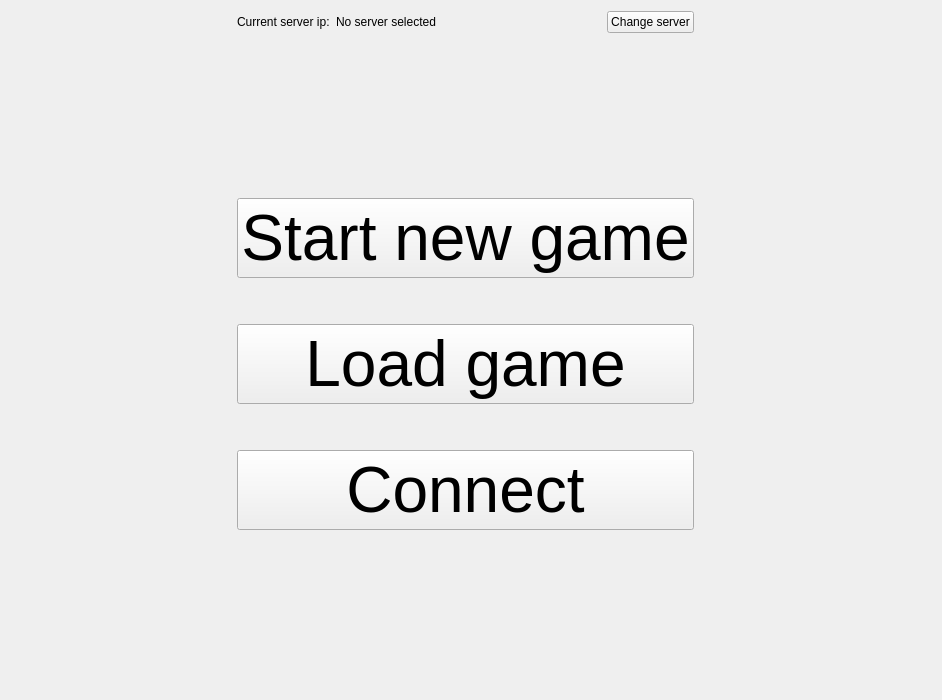
Before: the Qt Designer form gui/mainwindow.ui in metthal/ICP-Projekt, drawn with Qt 5.
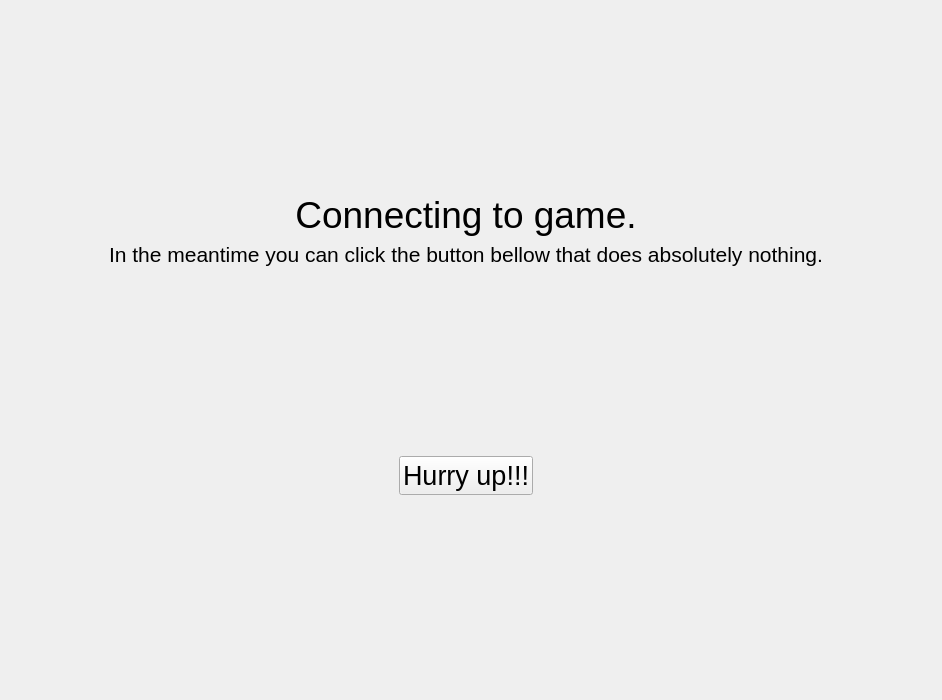
After: the same form once the commit is applied. The open tabs and pages were chosen to show the change. Custom widgets are drawn as their Qt base class.

Commit message: GUI support for joining game.

The edit to the form file:
```diff
--- a/gui/mainwindow.ui
+++ b/gui/mainwindow.ui
@@ -14,7 +14,7 @@
    <string>Bludiste 2014</string>
   </property>
   <widget class="QWidget" name="centralWidget">
-   <layout class="QVBoxLayout" name="verticalLayout">
+   <layout class="QHBoxLayout" name="horizontalLayout_14">
     <property name="leftMargin">
      <number>0</number>
     </property>
@@ -941,6 +941,151 @@
         </item>
        </layout>
       </widget>
+      <widget class="QWidget" name="PageGameLoading">
+       <layout class="QHBoxLayout" name="horizontalLayout_15">
+        <item>
+         <spacer name="horizontalSpacer_16">
+          <property name="orientation">
+           <enum>Qt::Horizontal</enum>
+          </property>
+          <property name="sizeHint" stdset="0">
+           <size>
+            <width>40</width>
+            <height>20</height>
+           </size>
+          </property>
+         </spacer>
+        </item>
+        <item>
+         <layout class="QVBoxLayout" name="verticalLayout">
+          <item>
+           <spacer name="verticalSpacer_14">
+            <property name="orientation">
+             <enum>Qt::Vertical</enum>
+            </property>
+            <property name="sizeHint" stdset="0">
+             <size>
+              <width>20</width>
+              <height>40</height>
+             </size>
+            </property>
+           </spacer>
+          </item>
+          <item>
+           <widget class="QLabel" name="label_3">
+            <property name="font">
+             <font>
+              <pointsize>28</pointsize>
+             </font>
+            </property>
+            <property name="text">
+             <string>Connecting to game.</string>
+            </property>
+            <property name="alignment">
+             <set>Qt::AlignCenter</set>
+            </property>
+           </widget>
+          </item>
+          <item>
+           <widget class="QLabel" name="label_4">
+            <property name="font">
+             <font>
+              <pointsize>16</pointsize>
+             </font>
+            </property>
+            <property name="text">
+             <string>In the meantime you can click the button bellow that does absolutely nothing.</string>
+            </property>
+            <property name="alignment">
+             <set>Qt::AlignCenter</set>
+            </property>
+           </widget>
+          </item>
+          <item>
+           <spacer name="verticalSpacer_12">
+            <property name="orientation">
+             <enum>Qt::Vertical</enum>
+            </property>
+            <property name="sizeHint" stdset="0">
+             <size>
+              <width>20</width>
+              <height>40</height>
+             </size>
+            </property>
+           </spacer>
+          </item>
+          <item>
+           <layout class="QHBoxLayout" name="horizontalLayout_13">
+            <item>
+             <spacer name="horizontalSpacer_15">
+              <property name="orientation">
+               <enum>Qt::Horizontal</enum>
+              </property>
+              <property name="sizeHint" stdset="0">
+               <size>
+                <width>40</width>
+                <height>20</height>
+               </size>
+              </property>
+             </spacer>
+            </item>
+            <item>
+             <widget class="QPushButton" name="pushButton">
+              <property name="font">
+               <font>
+                <pointsize>20</pointsize>
+               </font>
+              </property>
+              <property name="text">
+               <string>Hurry up!!!</string>
+              </property>
+             </widget>
+            </item>
+            <item>
+             <spacer name="horizontalSpacer_12">
+              <property name="orientation">
+               <enum>Qt::Horizontal</enum>
+              </property>
+              <property name="sizeHint" stdset="0">
+               <size>
+                <width>40</width>
+                <height>20</height>
+               </size>
+              </property>
+             </spacer>
+            </item>
+           </layout>
+          </item>
+          <item>
+           <spacer name="verticalSpacer_13">
+            <property name="orientation">
+             <enum>Qt::Vertical</enum>
+            </property>
+            <property name="sizeHint" stdset="0">
+             <size>
+              <width>20</width>
+              <height>40</height>
+             </size>
+            </property>
+           </spacer>
+          </item>
+         </layout>
+        </item>
+        <item>
+         <spacer name="horizontalSpacer_17">
+          <property name="orientation">
+           <enum>Qt::Horizontal</enum>
+          </property>
+          <property name="sizeHint" stdset="0">
+           <size>
+            <width>40</width>
+            <height>20</height>
+           </size>
+          </property>
+         </spacer>
+        </item>
+       </layout>
+      </widget>
       <widget class="QWidget" name="PageGame">
        <layout class="QVBoxLayout" name="verticalLayout_7">
         <property name="rightMargin">
```
Left out of the diff: 2 changed lines with no effect on the pictures. The commit also changes 3 other files.
